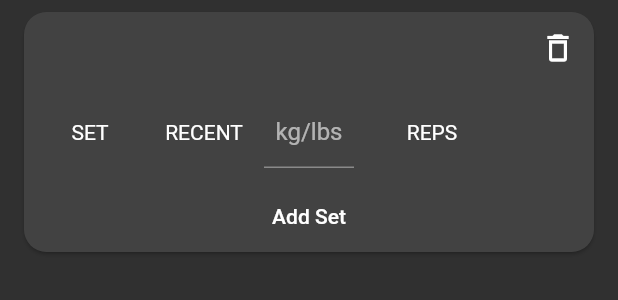
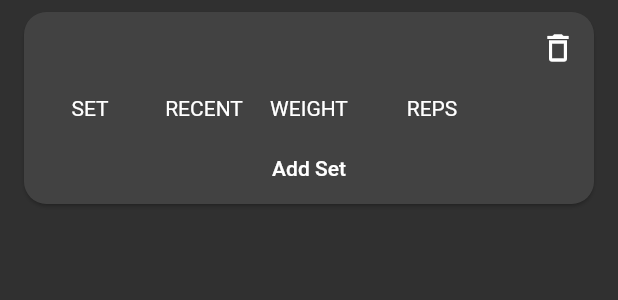
Before and after one commit to raimsargado/Push, a Flutter app: the ExerciseItem widget shown alone on an empty page, opened directly with empty values, on a phone screen of 412 x 824 dp. Shown: the top 300 px of the screen. Run offline on Flutter 3.47's test engine with Material 2 defaults, Android fonts, the phone set to English and light mode, and no system bars; our stand-ins replace fluttertoast, get_it, sembast.

Commit message:
unit to weight label

```diff
--- a/lib/exercise/views/exercise_item.dart
+++ b/lib/exercise/views/exercise_item.dart
@@ -97,15 +97,7 @@ class _ExerciseItemState extends State<ExerciseItem> {
                     flex: 1,
                     child: Padding(
                       padding: const EdgeInsets.all(8.0),
-                      child: Center(
-                        child: TextField(
-                          textAlign: TextAlign.center,
-                          keyboardType: TextInputType.text,
-                          decoration: InputDecoration(
-                              alignLabelWithHint: true, hintText: "kg/lbs"),
-                          controller: _weightFieldController,
-                        ),
-                      ),
+                      child: Center(child: Text("WEIGHT")),
                     ),
                   ),
                   Expanded(
```
